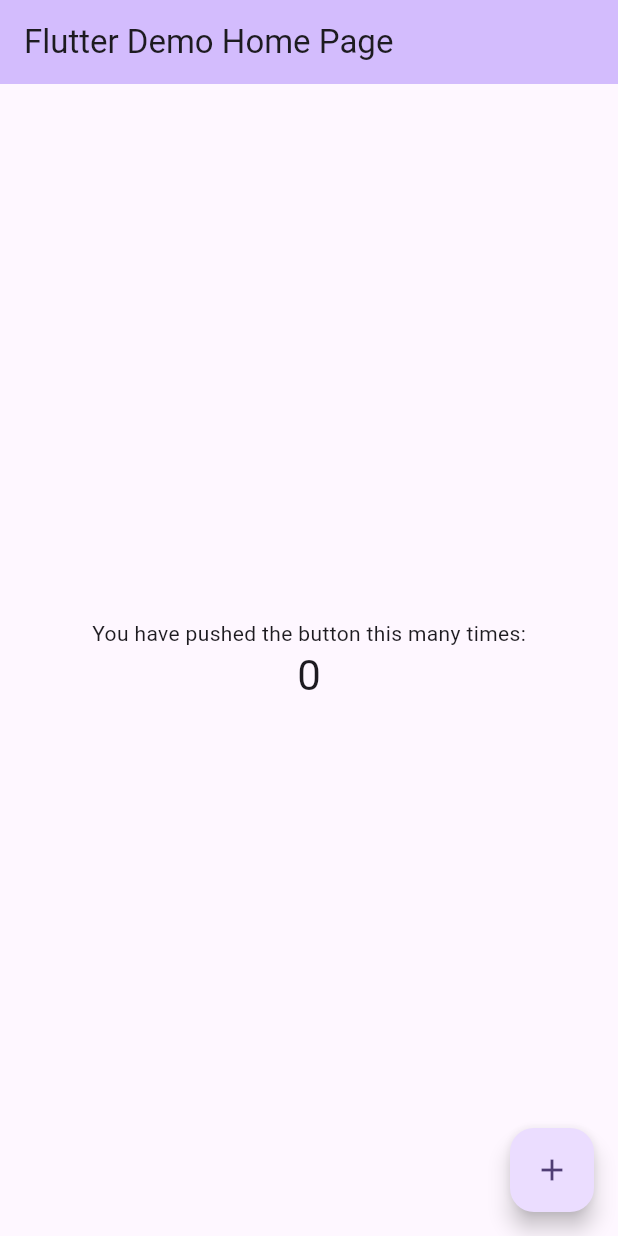
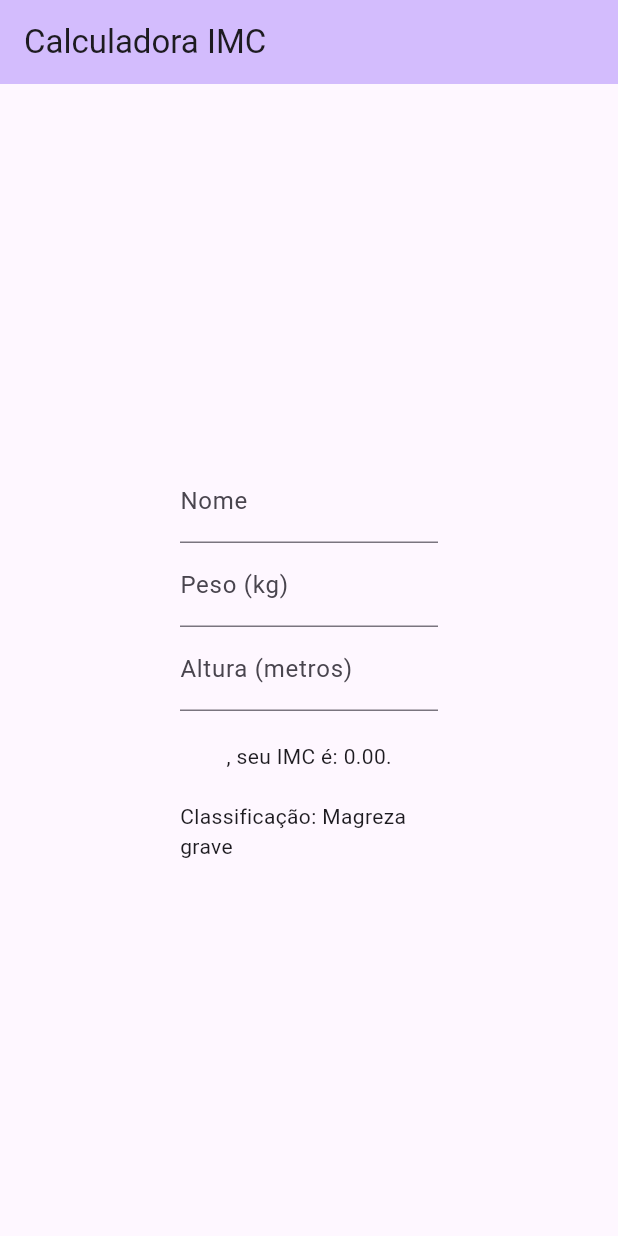
Before and after one commit to daniel-telles/calculadora-imc--flutter-dio, a Flutter app: the screen it shows after launch, on a phone screen of 412 x 824 dp. Run offline on Flutter 3.47's test engine with Material 3 defaults, Android fonts, the phone set to English and light mode, and no system bars; our stand-ins replace flutter_mobx, mobx; generated files the repository leaves out were written again.

Commit message:
imc store

```diff
--- /dev/null
+++ b/calculadora_imc_flutter_dio/lib/Pessoa.dart
@@ -0,0 +1,43 @@
+
+
+class Pessoa {
+  Pessoa({required this.altura, required this.peso, required this.nome});
+
+  double altura = 0.0;
+  double peso = 0.0;
+  String nome = '';
+
+  double getAltura() {
+    return altura;
+  }
+
+  void setAltura(double altura) {
+    altura = altura;
+  }
+
+  double getPeso() {
+    return peso;
+  }
+
+  void setPeso(double peso) {
+    peso = peso;
+  }
+
+  String getNome() {
+    return nome ;
+  }
+
+  void setNome(String nome) {
+    nome = nome;
+  }
+
+  // double calcImc(double peso, double altura) {
+  //   setPeso(peso);
+  //   setAltura(altura);
+
+  //   final double imc = getPeso() / pow(getAltura(), 2);
+
+  //   return imc;
+  // }
+
+}
--- /dev/null
+++ b/calculadora_imc_flutter_dio/lib/imc_store.dart
@@ -0,0 +1,72 @@
+import 'package:flutter/material.dart';
+import 'package:mobx/mobx.dart';
+import 'dart:math';
+
+import 'Pessoa.dart';
+part 'imc_store.g.dart';
+
+class ImcStore = _ImcStoreBase with _$ImcStore;
+
+abstract class _ImcStoreBase with Store {
+  TextEditingController alturaController = TextEditingController();
+  TextEditingController pesoController = TextEditingController();
+  TextEditingController nomeController = TextEditingController();
+  Pessoa pessoa = Pessoa(altura: 1.2, nome: '', peso: 80.0);
+
+  @observable
+  double altura = 0.0;
+
+  @observable
+  double peso = 0.0;
+
+  @observable
+  String nome = '';
+
+  @computed
+  double get imc => calcImc();
+
+  @action
+  void setAltura(double novaAltura) {
+    altura = novaAltura;
+  }
+
+  @action
+  void setPeso(double novoPeso) {
+    peso = novoPeso;
+  }
+
+  @action
+  void setNome(String novoNome) {
+    nome = novoNome;
+  }
+
+  double calcImc() {
+    if (altura <= 0.0 || peso <= 0.0) {
+      return 0.0;
+    }
+    double imc = (peso) / pow(altura, 2);
+    return imc;
+  }
+
+  String classificacao(double imc) {
+    if (imc < 16) {
+      return 'Magreza grave';
+    } else if (imc > 16 && imc < 17) {
+      return 'Magreza moderada';
+    } else if (imc > 17 && imc < 18.5) {
+      return 'Magreza leve';
+    } else if (imc > 18.5 && imc < 25) {
+      return 'Saudável';
+    } else if (imc > 25 && imc < 30) {
+      return 'Sobrepeso';
+    } else if (imc > 30 && imc < 35) {
+      return 'Obesidade Grau I';
+    } else if (imc > 35 && imc < 40) {
+      return 'Obesidade Grau II (severa)';
+    } else if (imc >= 40) {
+      return 'Obesidade Grau III (mórbida)';
+    } else {
+      return 'Não foi possível calcular.';
+    }
+  }
+}
--- a/calculadora_imc_flutter_dio/lib/main.dart
+++ b/calculadora_imc_flutter_dio/lib/main.dart
@@ -1,3 +1,6 @@
+import 'package:calculadora_imc_flutter_dio/Pessoa.dart';
+import 'package:calculadora_imc_flutter_dio/imc_store.dart';
+import 'package:flutter_mobx/flutter_mobx.dart';
 import 'package:flutter/material.dart';
 
 void main() {
@@ -7,119 +10,75 @@ void main() {
 class MyApp extends StatelessWidget {
   const MyApp({super.key});
 
-  // This widget is the root of your application.
   @override
   Widget build(BuildContext context) {
     return MaterialApp(
+      debugShowCheckedModeBanner: false,
       title: 'Flutter Demo',
       theme: ThemeData(
-        // This is the theme of your application.
-        //
-        // TRY THIS: Try running your application with "flutter run". You'll see
-        // the application has a purple toolbar. Then, without quitting the app,
-        // try changing the seedColor in the colorScheme below to Colors.green
-        // and then invoke "hot reload" (save your changes or press the "hot
-        // reload" button in a Flutter-supported IDE, or press "r" if you used
-        // the command line to start the app).
-        //
-        // Notice that the counter didn't reset back to zero; the application
-        // state is not lost during the reload. To reset the state, use hot
-        // restart instead.
-        //
-        // This works for code too, not just values: Most code changes can be
-        // tested with just a hot reload.
         colorScheme: ColorScheme.fromSeed(seedColor: Colors.deepPurple),
         useMaterial3: true,
       ),
-      home: const MyHomePage(title: 'Flutter Demo Home Page'),
+      home: MyHomePage(
+        title: 'Calculadora IMC',
+      ),
     );
   }
 }
 
-class MyHomePage extends StatefulWidget {
-  const MyHomePage({super.key, required this.title});
-
-  // This widget is the home page of your application. It is stateful, meaning
-  // that it has a State object (defined below) that contains fields that affect
-  // how it looks.
-
-  // This class is the configuration for the state. It holds the values (in this
-  // case the title) provided by the parent (in this case the App widget) and
-  // used by the build method of the State. Fields in a Widget subclass are
-  // always marked "final".
-
+class MyHomePage extends StatelessWidget {
+  MyHomePage({super.key, required this.title});
+  final imcStore = ImcStore();
   final String title;
 
   @override
-  State<MyHomePage> createState() => _MyHomePageState();
-}
-
-class _MyHomePageState extends State<MyHomePage> {
-  int _counter = 0;
-
-  void _incrementCounter() {
-    setState(() {
-      // This call to setState tells the Flutter framework that something has
-      // changed in this State, which causes it to rerun the build method below
-      // so that the display can reflect the updated values. If we changed
-      // _counter without calling setState(), then the build method would not be
-      // called again, and so nothing would appear to happen.
-      _counter++;
-    });
-  }
-
-  @override
   Widget build(BuildContext context) {
-    // This method is rerun every time setState is called, for instance as done
-    // by the _incrementCounter method above.
-    //
-    // The Flutter framework has been optimized to make rerunning build methods
-    // fast, so that you can just rebuild anything that needs updating rather
-    // than having to individually change instances of widgets.
     return Scaffold(
       appBar: AppBar(
-        // TRY THIS: Try changing the color here to a specific color (to
-        // Colors.amber, perhaps?) and trigger a hot reload to see the AppBar
-        // change color while the other colors stay the same.
         backgroundColor: Theme.of(context).colorScheme.inversePrimary,
-        // Here we take the value from the MyHomePage object that was created by
-        // the App.build method, and use it to set our appbar title.
-        title: Text(widget.title),
+        title: Text(title),
       ),
       body: Center(
-        // Center is a layout widget. It takes a single child and positions it
-        // in the middle of the parent.
+        child: Padding(
+          padding: const EdgeInsets.all(120.0),
           child: Column(
-          // Column is also a layout widget. It takes a list of children and
-          // arranges them vertically. By default, it sizes itself to fit its
-          // children horizontally, and tries to be as tall as its parent.
-          //
-          // Column has various properties to control how it sizes itself and
-          // how it positions its children. Here we use mainAxisAlignment to
-          // center the children vertically; the main axis here is the vertical
-          // axis because Columns are vertical (the cross axis would be
-          // horizontal).
-          //
-          // TRY THIS: Invoke "debug painting" (choose the "Toggle Debug Paint"
-          // action in the IDE, or press "p" in the console), to see the
-          // wireframe for each widget.
             mainAxisAlignment: MainAxisAlignment.center,
             children: <Widget>[
-            const Text(
-              'You have pushed the button this many times:',
+              TextField(
+                decoration: const InputDecoration(labelText: 'Nome'),
+                onChanged: (value) => imcStore.setNome(value),
+                keyboardType: TextInputType.text,
               ),
-            Text(
-              '$_counter',
-              style: Theme.of(context).textTheme.headlineMedium,
+              TextField(
+                decoration: const InputDecoration(labelText: 'Peso (kg)'),
+                onChanged: (value) => imcStore.setPeso(double.parse(value)),
+                keyboardType: TextInputType.number,
+              ),
+              TextField(
+                decoration: const InputDecoration(labelText: 'Altura (metros)'),
+                onChanged: (value) => imcStore.setAltura(double.parse(value)),
+                keyboardType: TextInputType.number,
+              ),
+              const SizedBox(height: 20.0),
+              Observer(
+                builder: (_) {
+                  final imc = imcStore.imc;
+                  final nome = imcStore.nome;
+                  final classi = imcStore.classificacao(imc);
+
+                  return Column(
+                    children: [
+                      Text('$nome, seu IMC é: ${imc.toStringAsFixed(2)}.'),
+                      const SizedBox(height: 20),
+                      Text('Classificação: $classi')
+                    ],
+                  );
+                },
               ),
             ],
           ),
         ),
-      floatingActionButton: FloatingActionButton(
-        onPressed: _incrementCounter,
-        tooltip: 'Increment',
-        child: const Icon(Icons.add),
-      ), // This trailing comma makes auto-formatting nicer for build methods.
+      ),
     );
   }
 }
--- a/calculadora_imc_flutter_dio/pubspec.yaml
+++ b/calculadora_imc_flutter_dio/pubspec.yaml
@@ -30,6 +30,8 @@ environment:
 dependencies:
   flutter:
     sdk: flutter
+  mobx: ^2.2.0
+  mobx_codegen: ^2.4.0
 
 
   # The following adds the Cupertino Icons font to your application.
@@ -39,6 +41,8 @@ dependencies:
 dev_dependencies:
   flutter_test:
     sdk: flutter
+  flutter_mobx: ^2.1.0
+  build_runner: ^2.4.6
 
   # The "flutter_lints" package below contains a set of recommended lints to
   # encourage good coding practices. The lint set provided by the package is
```
Also changed, not shown: calculadora_imc_flutter_dio/lib/imc_store.g.dart (added), calculadora_imc_flutter_dio/pubspec.lock. Lines whose indentation alone changed are shown as unchanged.
